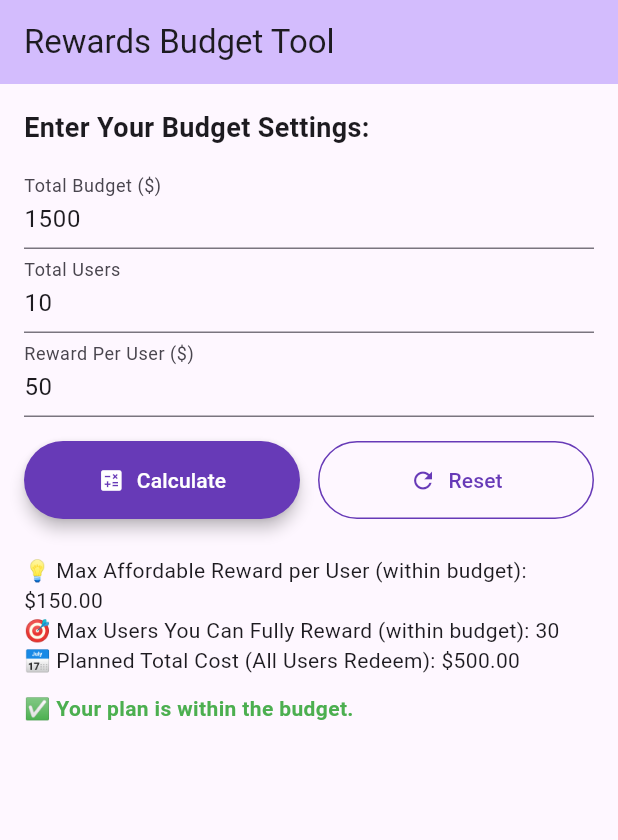
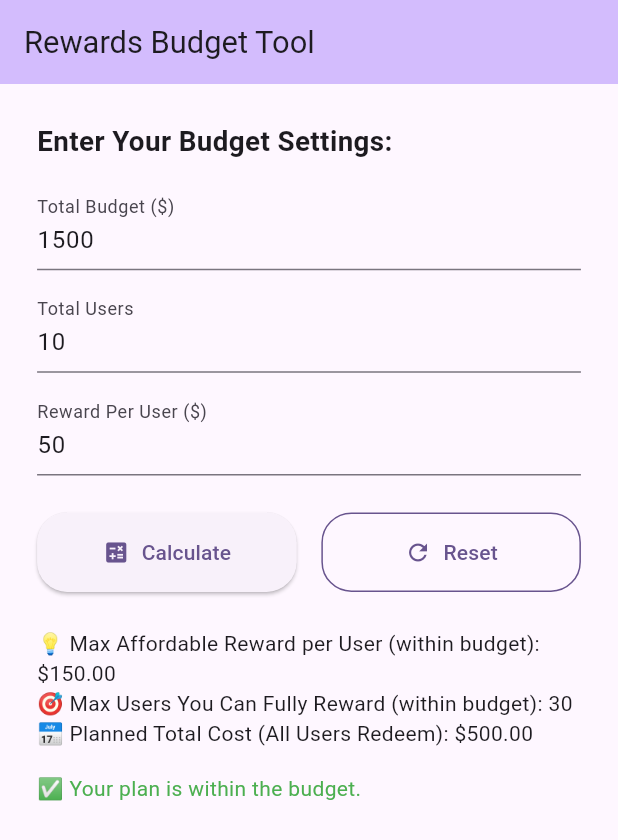
Before and after one commit to AceAsif/Rewards-Budget-Tool, a Flutter app: the screen it shows after launch, after a tap on "Calculate", on a phone screen of 412 x 824 dp. Shown: the top 840 px of the screen. Run offline on Flutter 3.47's test engine with Material 3 defaults, Android fonts, the phone set to English and light mode, and no system bars.

Commit message:
Responsive design is added

```diff
--- a/lib/rewards_budget_tool_page.dart
+++ b/lib/rewards_budget_tool_page.dart
@@ -30,10 +30,10 @@ class _RewardsBudgetToolPageState extends State<RewardsBudgetToolPage> {
   }
 
   void _reset() {
-    setState(() {
     _budgetController.text = '1500';
     _usersController.text = '10';
     _rewardController.text = '50';
+    setState(() {
       _maxRewardPerUser = null;
       _maxUsersCovered = null;
       _totalCostIfAllUsersSucceed = null;
@@ -42,25 +42,44 @@ class _RewardsBudgetToolPageState extends State<RewardsBudgetToolPage> {
 
   @override
   Widget build(BuildContext context) {
+    final screenWidth = MediaQuery.of(context).size.width;
+    final screenHeight = MediaQuery.of(context).size.height;
+
     return Scaffold(
+      resizeToAvoidBottomInset: true,
       appBar: AppBar(
         backgroundColor: Theme.of(context).colorScheme.inversePrimary,
-        title: Text(widget.title),
+        title: Text(widget.title, style: TextStyle(fontSize: screenWidth * 0.05)),
       ),
-      body: SingleChildScrollView(
-        padding: const EdgeInsets.all(16.0),
+      body: SafeArea(
+        child: SingleChildScrollView(
+          padding: EdgeInsets.symmetric(horizontal: screenWidth * 0.06, vertical: screenHeight * 0.03),
           child: Column(
             crossAxisAlignment: CrossAxisAlignment.start,
             children: <Widget>[
-            const Text(
+              Text(
                 'Enter Your Budget Settings:',
-              style: TextStyle(fontSize: 18, fontWeight: FontWeight.bold),
+                style: TextStyle(fontSize: screenWidth * 0.045, fontWeight: FontWeight.bold),
               ),
-            const SizedBox(height: 12),
-            _buildInputField(_budgetController, 'Total Budget (\$)'),
-            _buildInputField(_usersController, 'Total Users'),
-            _buildInputField(_rewardController, 'Reward Per User (\$)'),
-            const SizedBox(height: 16),
+              SizedBox(height: screenHeight * 0.02),
+              TextField(
+                controller: _budgetController,
+                decoration: const InputDecoration(labelText: 'Total Budget (\$)'),
+                keyboardType: TextInputType.number,
+              ),
+              SizedBox(height: screenHeight * 0.015),
+              TextField(
+                controller: _usersController,
+                decoration: const InputDecoration(labelText: 'Total Users'),
+                keyboardType: TextInputType.number,
+              ),
+              SizedBox(height: screenHeight * 0.015),
+              TextField(
+                controller: _rewardController,
+                decoration: const InputDecoration(labelText: 'Reward Per User (\$)'),
+                keyboardType: TextInputType.number,
+              ),
+              SizedBox(height: screenHeight * 0.03),
               Row(
                 children: [
                   Expanded(
@@ -69,71 +88,47 @@ class _RewardsBudgetToolPageState extends State<RewardsBudgetToolPage> {
                       icon: const Icon(Icons.calculate),
                       label: const Text('Calculate'),
                       style: ElevatedButton.styleFrom(
-                      backgroundColor: Colors.deepPurple,
-                      foregroundColor: Colors.white,
-                      padding: const EdgeInsets.symmetric(vertical: 16),
-                      shape: RoundedRectangleBorder(
-                        borderRadius: BorderRadius.circular(30),
-                      ),
-                      elevation: 4,
+                        padding: EdgeInsets.symmetric(vertical: screenHeight * 0.02),
+                        shape: RoundedRectangleBorder(borderRadius: BorderRadius.circular(20)),
                       ),
                     ),
                   ),
-                const SizedBox(width: 12),
+                  SizedBox(width: screenWidth * 0.04),
                   Expanded(
                     child: OutlinedButton.icon(
                       onPressed: _reset,
                       icon: const Icon(Icons.refresh),
                       label: const Text('Reset'),
                       style: OutlinedButton.styleFrom(
-                      foregroundColor: Colors.deepPurple,
-                      padding: const EdgeInsets.symmetric(vertical: 16),
-                      side: const BorderSide(color: Colors.deepPurple),
-                      shape: RoundedRectangleBorder(
-                        borderRadius: BorderRadius.circular(30),
-                      ),
+                        padding: EdgeInsets.symmetric(vertical: screenHeight * 0.02),
+                        shape: RoundedRectangleBorder(borderRadius: BorderRadius.circular(20)),
+                        side: BorderSide(color: Theme.of(context).colorScheme.primary),
                       ),
                     ),
                   ),
                 ],
               ),
-            const SizedBox(height: 24),
-            if (_maxRewardPerUser != null) _buildResultSection(),
+              SizedBox(height: screenHeight * 0.03),
+              if (_maxRewardPerUser != null) ...[
+                Text('💡 Max Affordable Reward per User (within budget): \$${_maxRewardPerUser!.toStringAsFixed(2)}'),
+                Text('🎯 Max Users You Can Fully Reward (within budget): $_maxUsersCovered'),
+                Text('📅 Planned Total Cost (All Users Redeem): \$${_totalCostIfAllUsersSucceed!.toStringAsFixed(2)}'),
+                SizedBox(height: screenHeight * 0.02),
+                if (_totalCostIfAllUsersSucceed! <= (double.tryParse(_budgetController.text) ?? 0))
+                  const Text(
+                    '✅ Your plan is within the budget.',
+                    style: TextStyle(color: Colors.green),
+                  )
+                else
+                  const Text(
+                    '⚠️ Warning: Your current plan would exceed your budget.\nPlease reduce rewards, users, or increase your budget.',
+                    style: TextStyle(color: Colors.red),
+                  ),
+              ]
             ],
+          ),
         ),
       ),
     );
   }
-
-  Widget _buildInputField(TextEditingController controller, String label) {
-    return TextField(
-      controller: controller,
-      decoration: InputDecoration(labelText: label),
-      keyboardType: TextInputType.number,
-    );
 }
-
-  Widget _buildResultSection() {
-    final budget = double.tryParse(_budgetController.text) ?? 0;
-    final isWithinBudget = _totalCostIfAllUsersSucceed! <= budget;
-
-    return Column(
-      crossAxisAlignment: CrossAxisAlignment.start,
-      children: [
-        Text('💡 Max Affordable Reward per User (within budget): \$${_maxRewardPerUser!.toStringAsFixed(2)}'),
-        Text('🎯 Max Users You Can Fully Reward (within budget): $_maxUsersCovered'),
-        Text('📅 Planned Total Cost (All Users Redeem): \$${_totalCostIfAllUsersSucceed!.toStringAsFixed(2)}'),
-        const SizedBox(height: 12),
-        Text(
-          isWithinBudget
-              ? '✅ Your plan is within the budget.'
-              : '⚠️ Warning: Your current plan would exceed your budget.\nPlease reduce rewards, users, or increase your budget.',
-          style: TextStyle(
-            color: isWithinBudget ? Colors.green : Colors.red,
-            fontWeight: FontWeight.bold,
-          ),
-        ),
-      ],
-    );
-  }
-}
```
Lines whose indentation alone changed are shown as unchanged.
